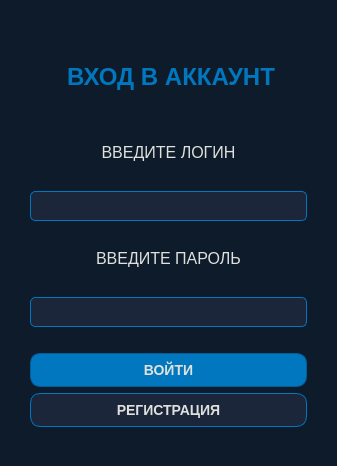
Qt form src/auth/auth.ui (maks2134/RepetitorPlatform) before a commit.
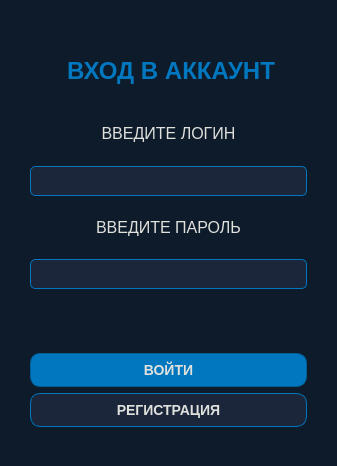
The same form after that commit.

The edit to the form file:
```diff
--- a/src/auth/auth.ui
+++ b/src/auth/auth.ui
@@ -166,17 +166,11 @@
      </widget>
     </item>
     <item row="5" column="0">
-     <spacer name="horizontalSpacer">
-      <property name="orientation">
-       <enum>Qt::Orientation::Horizontal</enum>
+     <widget class="QLabel" name="label_4">
+      <property name="text">
+       <string/>
       </property>
-      <property name="sizeHint" stdset="0">
-       <size>
-        <width>40</width>
-        <height>20</height>
-       </size>
-      </property>
-     </spacer>
+     </widget>
     </item>
    </layout>
   </widget>
```
Left out of the diff: 74 changed lines with no effect on the pictures.
